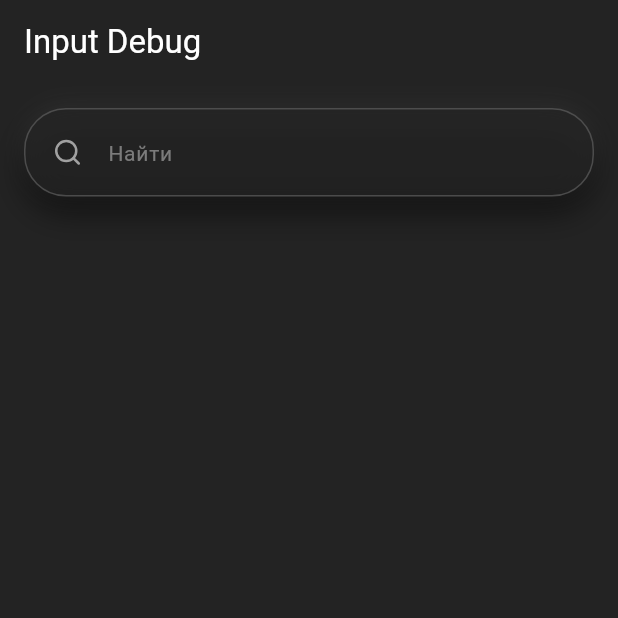
After one commit to Solomon1239/Yandex-Dance-Flutter-App, a Flutter app: the InputDebugPage screen opened by its route, on a phone screen of 412 x 824 dp, the top half of it. The commit adds this screen. Run offline on Flutter 3.47's test engine with Material 3 defaults, Android fonts, the phone set to English and light mode, and no system bars; our stand-ins replace cached_network_image, cloud_firestore, equatable, firebase_auth, firebase_core, firebase_storage and 7 more; missing offline and left inert: video_compress, yx_state; accounts and stored records are empty; Roboto replaces fonts that are missing (Outfit).

Commit message:
Added AppTextField, EmailTextField, PasswordTextField, and SearchTextField widgets for enhanced input handling.

```diff
--- a/lib/app/router/app_router.dart
+++ b/lib/app/router/app_router.dart
@@ -1,4 +1,5 @@
 import 'package:yandex_dance/features/auth/presentation/pages/auth_page.dart';
+import 'package:yandex_dance/features/dev/presentation/pages/input_debug_page.dart';
 import 'package:yandex_dance/features/profile/presentation/pages/edit_profile_page.dart';
 import 'package:yandex_dance/features/profile/presentation/pages/profile_page.dart';
 import 'package:yandex_dance/features/session/presentation/pages/session_gate_page.dart';
@@ -6,10 +7,16 @@ import 'package:yandex_dance/features/style_selection/presentation/pages/style_s
 import 'package:go_router/go_router.dart';
 
 final appRouter = GoRouter(
-  initialLocation: '/',
+  initialLocation: const bool.fromEnvironment('DEV_INPUT')
+      ? '/dev/input'
+      : '/',
   routes: [
     GoRoute(path: '/', builder: (context, state) => const SessionGatePage()),
     GoRoute(path: '/auth', builder: (context, state) => const AuthPage()),
+    GoRoute(
+      path: '/dev/input',
+      builder: (context, state) => const InputDebugPage(),
+    ),
     GoRoute(
       path: '/styles',
       builder: (context, state) => const StyleSelectionPage(),
--- a/lib/core/theme/app_theme.dart
+++ b/lib/core/theme/app_theme.dart
@@ -31,7 +31,7 @@ class AppTheme {
         backgroundColor: Colors.transparent,
         foregroundColor: Colors.white,
       ),
-      cardTheme: CardTheme(
+      cardTheme: CardThemeData(
         color: surface,
         shape: RoundedRectangleBorder(
           borderRadius: BorderRadius.circular(24),
--- a/lib/core/ui/colors/colors.dart
+++ b/lib/core/ui/colors/colors.dart
@@ -9,4 +9,15 @@ class AppColors {
   static const Color pink500 = Color(0xFFEC499A);
   static const Color purple500 = Color(0xFFA855F7);
   static const Color purple600 = Color(0xFF211132);
+
+  // Input (text / cursor / border) semantic palette
+  static const Color inputTextPrimary = gray0;
+  static const Color inputTextSecondary = gray100;
+  static const Color inputTextTertiary = gray200;
+  static const Color inputCursorColor = gray0;
+  static const Color inputHintColor = gray200;
+  static const Color inputBorderInitial = gray100;
+  static const Color inputBorderDisabled = gray200;
+  static const Color inputTextPositive = purple500;
+  static const Color inputTextNegative = pink500;
 }
--- /dev/null
+++ b/lib/core/ui/colors/input_color.dart
@@ -0,0 +1,47 @@
+import 'package:flutter/material.dart';
+import 'package:yandex_dance/core/ui/colors/colors.dart';
+
+enum InputState { initial, typing, filled, disabled, success, error }
+
+class InputColorResolver {
+  final InputState state;
+  final BuildContext context;
+
+  InputColorResolver({required this.state, required this.context});
+
+  // Resolve colors from our palette directly.
+  Color get cursorColor => AppColors.inputCursorColor;
+  Color get hintColor => AppColors.inputHintColor;
+
+  Color get textColor {
+    switch (state) {
+      case InputState.initial:
+        return AppColors.inputTextTertiary;
+      case InputState.typing:
+      case InputState.filled:
+        return AppColors.inputTextPrimary;
+      case InputState.disabled:
+        return AppColors.inputTextTertiary;
+      case InputState.success:
+        return AppColors.inputTextPositive;
+      case InputState.error:
+        return AppColors.inputTextNegative;
+    }
+  }
+
+  Color get borderColor {
+    switch (state) {
+      case InputState.initial:
+        return AppColors.inputBorderInitial;
+      case InputState.typing:
+      case InputState.filled:
+        return AppColors.inputTextPrimary;
+      case InputState.disabled:
+        return AppColors.inputBorderDisabled;
+      case InputState.success:
+        return AppColors.inputTextPositive;
+      case InputState.error:
+        return AppColors.inputTextNegative;
+    }
+  }
+}
--- /dev/null
+++ b/lib/core/ui/typography/app_text_theme.dart
@@ -0,0 +1,10 @@
+import 'package:flutter/material.dart';
+
+class AppTextTheme {
+  static TextStyle _outfit({required double size, required FontWeight weight}) {
+    return TextStyle(fontSize: size, fontWeight: weight, fontFamily: 'Outfit');
+  }
+
+  static final body1Medium18pt = _outfit(size: 18, weight: FontWeight.w500);
+  static final body2Regular14pt = _outfit(size: 14, weight: FontWeight.w400);
+}
--- /dev/null
+++ b/lib/core/ui/widgets/input/app_text_field.dart
@@ -0,0 +1,314 @@
+import 'package:flutter/material.dart';
+import 'package:flutter/services.dart';
+import 'package:flutter_svg/flutter_svg.dart';
+import 'package:yandex_dance/core/ui/colors/colors.dart';
+import 'package:yandex_dance/core/ui/colors/input_color.dart';
+import 'package:yandex_dance/core/ui/typography/app_text_theme.dart';
+import 'package:yandex_dance/core/ui/widgets/input/text_field_suffix_icon.dart';
+
+class AppTextField extends StatefulWidget {
+  const AppTextField({
+    super.key,
+    required this.label,
+    required this.hint,
+    required this.state,
+    this.isPassword = false,
+    this.prefixIcon,
+    this.onChanged,
+    this.onStateChange,
+    required this.contoller,
+    this.validator,
+    this.onValidateExternally,
+    this.onFocusChange,
+    this.onUnfocus,
+    required this.touched,
+    required this.focusNode,
+    this.nextFocusNode,
+    this.isReadOnly,
+    this.onTap,
+    this.isLongText,
+    this.isNumber,
+    this.inputFormatters,
+    this.keyboardType,
+    this.autofillHints,
+    this.textInputAction,
+    this.onSubmitted,
+  });
+
+  final String label;
+  final String hint;
+  final InputState state;
+  final bool isPassword;
+  final String? prefixIcon;
+  final ValueChanged<String>? onChanged;
+  final ValueChanged<InputState>? onStateChange;
+  final TextEditingController contoller;
+  final String? Function(String)? validator;
+  final void Function()? onValidateExternally;
+  final VoidCallback? onFocusChange;
+  final VoidCallback? onUnfocus;
+  final bool touched;
+  final FocusNode focusNode;
+  final FocusNode? nextFocusNode;
+  final bool? isReadOnly;
+  final VoidCallback? onTap;
+  final bool? isLongText;
+  final bool? isNumber;
+  final TextInputFormatter? inputFormatters;
+  final TextInputType? keyboardType;
+  final Iterable<String>? autofillHints;
+  final TextInputAction? textInputAction;
+  final ValueChanged<String>? onSubmitted;
+
+  @override
+  State<AppTextField> createState() => AppTextFieldState();
+}
+
+class AppTextFieldState extends State<AppTextField> {
+  bool _isObscured = true;
+  late InputState _currentState;
+  late VoidCallback _focusListener;
+
+  @override
+  void didUpdateWidget(covariant AppTextField oldWidget) {
+    super.didUpdateWidget(oldWidget);
+
+    final text = widget.contoller.text;
+
+    if (oldWidget.contoller.text != text) {
+      if (widget.validator != null) {
+        final error = widget.validator!(text);
+        _currentState = error == null ? InputState.success : InputState.error;
+      } else {
+        _currentState =
+            text.isNotEmpty ? InputState.filled : InputState.initial;
+      }
+
+      setState(() {});
+    }
+  }
+
+  @override
+  void initState() {
+    super.initState();
+    _currentState = widget.state;
+
+    _focusListener = () {
+      if (!mounted) return;
+
+      if (widget.focusNode.hasFocus) {
+        setState(() => _currentState = InputState.typing);
+        widget.onStateChange?.call(InputState.typing);
+        widget.onFocusChange?.call();
+      } else {
+        widget.onUnfocus?.call();
+
+        final text = widget.contoller.text;
+
+        if (widget.validator != null) {
+          final error = widget.validator!(text);
+          _currentState = error == null ? InputState.success : InputState.error;
+        } else {
+          _currentState =
+              text.isNotEmpty ? InputState.filled : InputState.initial;
+        }
+
+        setState(() {});
+        widget.onStateChange?.call(_currentState);
+      }
+    };
+    widget.focusNode.addListener(_focusListener);
+    _isObscured = widget.isPassword;
+  }
+
+  @override
+  void dispose() {
+    widget.focusNode.removeListener(_focusListener);
+    super.dispose();
+  }
+
+  bool validateExternally() {
+    if (widget.validator != null) {
+      final error = widget.validator!(widget.contoller.text);
+      setState(() {
+        _currentState = error == null ? InputState.success : InputState.error;
+      });
+      widget.onStateChange?.call(_currentState);
+      return error == null;
+    }
+    return true;
+  }
+
+  void updateState(InputState newState) {
+    setState(() {
+      _currentState = newState;
+    });
+    widget.onStateChange?.call(newState);
+  }
+
+  @override
+  Widget build(BuildContext context) {
+    final resolver = InputColorResolver(state: _currentState, context: context);
+    final radius = BorderRadius.circular(28);
+    final borderColor =
+        _currentState == InputState.typing
+            ? resolver.textColor
+            : AppColors.gray300;
+    final errorText =
+        !widget.focusNode.hasFocus &&
+                _currentState == InputState.error &&
+                widget.touched &&
+                widget.validator != null
+            ? widget.validator!(widget.contoller.text)
+            : null;
+
+    return Column(
+      crossAxisAlignment: CrossAxisAlignment.stretch,
+      children: [
+        DecoratedBox(
+          decoration: BoxDecoration(
+            borderRadius: radius,
+            color: AppColors.gray400.withValues(alpha: 0.70),
+            border: Border.all(
+              color: borderColor.withValues(alpha: 0.55),
+              width: 1,
+            ),
+            boxShadow: [
+              BoxShadow(
+                color: Colors.black.withValues(alpha: 0.55),
+                blurRadius: 18,
+                offset: const Offset(0, 10),
+              ),
+              BoxShadow(
+                color: Colors.white.withValues(alpha: 0.06),
+                blurRadius: 12,
+                offset: const Offset(0, -2),
+              ),
+            ],
+          ),
+          child: ClipRRect(
+            borderRadius: radius,
+            child: TextFormField(
+          inputFormatters:
+              widget.isNumber == true
+                  ? [FilteringTextInputFormatter.allow(RegExp(r'[0-9+]'))]
+                  : [],
+          maxLines: widget.isLongText == true ? null : 1,
+          keyboardType:
+              widget.keyboardType ??
+              (widget.isNumber == true ? TextInputType.phone : null),
+          autofillHints: widget.autofillHints,
+          textInputAction: widget.textInputAction,
+          onTap: widget.onTap,
+          readOnly: widget.isReadOnly ?? false,
+          controller: widget.contoller,
+          focusNode: widget.focusNode,
+          obscureText: widget.isPassword ? _isObscured : false,
+          obscuringCharacter: '*',
+          cursorColor: resolver.cursorColor,
+          cursorHeight: 20,
+          cursorWidth: 1,
+          onChanged: (value) {
+            widget.onChanged?.call(value);
+
+            if (widget.validator != null) {
+              final error = widget.validator!(value);
+
+              final newState =
+                  error == null ? InputState.success : InputState.error;
+
+              widget.onStateChange?.call(newState);
+            }
+          },
+          style: AppTextTheme.body1Medium18pt.copyWith(
+            color: resolver.textColor,
+          ),
+          onFieldSubmitted: (_) {
+            widget.onSubmitted?.call(widget.contoller.text);
+            if (widget.onValidateExternally != null) {
+              widget.onValidateExternally!();
+            }
+            if (widget.nextFocusNode != null) {
+              FocusScope.of(context).requestFocus(widget.nextFocusNode);
+            } else {
+              FocusScope.of(context).unfocus();
+            }
+          },
+          decoration: InputDecoration(
+            isDense: true,
+            filled: false,
+            border: InputBorder.none,
+            enabledBorder: InputBorder.none,
+            focusedBorder: InputBorder.none,
+            errorBorder: InputBorder.none,
+            prefixIconConstraints: const BoxConstraints(
+              minWidth: 52,
+              minHeight: 52,
+            ),
+            prefixIcon:
+                widget.prefixIcon == null
+                    ? null
+                    : Center(
+                      widthFactor: 1,
+                      heightFactor: 1,
+                      child: Padding(
+                        padding: const EdgeInsets.only(left: 16, right: 10),
+                        child: SvgPicture.asset(
+                          widget.prefixIcon!,
+                          width: 20,
+                          height: 20,
+                          colorFilter: ColorFilter.mode(
+                            AppColors.gray100,
+                            BlendMode.srcIn,
+                          ),
+                        ),
+                      ),
+                    ),
+            suffixIconConstraints: const BoxConstraints(
+              minWidth: 52,
+              minHeight: 52,
+            ),
+            contentPadding: const EdgeInsets.symmetric(
+              horizontal: 16,
+              vertical: 16,
+            ),
+            suffixIcon: Padding(
+              padding: const EdgeInsets.only(left: 8, right: 12),
+              child: TextFieldSuffixIcon(
+                isPassword: widget.isPassword,
+                isObscured: _isObscured,
+                currentState: _currentState,
+                onToggleObscure: () {
+                  setState(() {
+                    _isObscured = !_isObscured;
+                  });
+                },
+              ),
+            ),
+            hintText: widget.hint,
+            hintStyle: AppTextTheme.body2Regular14pt.copyWith(
+              color: AppColors.gray100.withValues(alpha: 0.70),
+            ),
+            labelStyle: AppTextTheme.body2Regular14pt.copyWith(
+              color: AppColors.gray100,
+            ),
+          ),
+            ),
+          ),
+        ),
+        if (errorText != null) ...[
+          const SizedBox(height: 8),
+          Padding(
+            padding: const EdgeInsets.symmetric(horizontal: 16),
+            child: Text(
+              errorText,
+              style: AppTextTheme.body2Regular14pt.copyWith(
+                color: AppColors.inputTextNegative,
+              ),
+            ),
+          ),
+        ],
+      ],
+    );
+  }
+}
--- /dev/null
+++ b/lib/core/ui/widgets/input/text_field_suffix_icon.dart
@@ -0,0 +1,58 @@
+import 'package:flutter/material.dart';
+import 'package:yandex_dance/core/ui/colors/colors.dart';
+import 'package:yandex_dance/core/ui/colors/input_color.dart';
+
+class TextFieldSuffixIcon extends StatelessWidget {
+  const TextFieldSuffixIcon({
+    super.key,
+    required this.isPassword,
+    required this.isObscured,
+    required this.currentState,
+    required this.onToggleObscure,
+  });
+
+  final bool isPassword;
+  final bool isObscured;
+  final InputState currentState;
+  final VoidCallback onToggleObscure;
+
+  @override
+  Widget build(BuildContext context) {
+    final resolver = InputColorResolver(state: currentState, context: context);
+
+    if (currentState == InputState.success) {
+      return IconButton(
+        padding: EdgeInsets.zero,
+        constraints: const BoxConstraints(
+          minWidth: 20,
+          minHeight: 20,
+          maxWidth: 20,
+          maxHeight: 20,
+        ),
+        onPressed: () {},
+        icon: Icon(Icons.check, color: AppColors.gray100),
+      );
+    }
+
+    if (isPassword) {
+      return IconButton(
+        padding: EdgeInsets.zero,
+        constraints: const BoxConstraints(
+          minWidth: 20,
+          minHeight: 20,
+          maxWidth: 20,
+          maxHeight: 20,
+        ),
+        splashColor: Colors.transparent,
+        highlightColor: Colors.transparent,
+        onPressed: onToggleObscure,
+        icon: Icon(
+          isObscured ? Icons.visibility_off : Icons.visibility,
+          color: resolver.textColor,
+        ),
+      );
+    }
+
+    return SizedBox.shrink();
+  }
+}
--- /dev/null
+++ b/lib/dance_app.dart
@@ -0,0 +1,11 @@
+import 'package:flutter/material.dart';
+import 'package:yandex_dance/features/test_app.dart';
+
+class DanceApp extends StatelessWidget {
+  const DanceApp({super.key});
+
+  @override
+  Widget build(BuildContext context) {
+    return MaterialApp(home: TestApp());
+  }
+}
--- /dev/null
+++ b/lib/features/dev/presentation/pages/input_debug_page.dart
@@ -0,0 +1,66 @@
+import 'package:flutter/material.dart';
+import 'package:yandex_dance/core/ui/colors/input_color.dart';
+import 'package:yandex_dance/core/ui/icons/app_icons.dart';
+import 'package:yandex_dance/core/ui/widgets/input/app_text_field.dart';
+
+class InputDebugPage extends StatefulWidget {
+  const InputDebugPage({super.key});
+
+  @override
+  State<InputDebugPage> createState() => _InputDebugPageState();
+}
+
+class _InputDebugPageState extends State<InputDebugPage> {
+  final _searchController = TextEditingController();
+  final _simpleController = TextEditingController();
+  final _emailController = TextEditingController();
+  final _passwordController = TextEditingController();
+
+  final _searchFocusNode = FocusNode();
+  final _simpleFocusNode = FocusNode();
+  final _emailFocusNode = FocusNode();
+  final _passwordFocusNode = FocusNode();
+  bool _touched = false;
+
+  @override
+  void dispose() {
+    _searchController.dispose();
+    _simpleController.dispose();
+    _emailController.dispose();
+    _passwordController.dispose();
+    _searchFocusNode.dispose();
+    _simpleFocusNode.dispose();
+    _emailFocusNode.dispose();
+    _passwordFocusNode.dispose();
+    super.dispose();
+  }
+
+  @override
+  Widget build(BuildContext context) {
+    return Scaffold(
+      appBar: AppBar(title: const Text('Input Debug')),
+      body: Padding(
+        padding: const EdgeInsets.all(16),
+        child: Column(
+          crossAxisAlignment: CrossAxisAlignment.stretch,
+          children: [
+            AppTextField(
+              label: 'Simple',
+              hint: 'Найти',
+              state: InputState.initial,
+              prefixIcon: AppIcons.search,
+              contoller: _simpleController,
+              focusNode: _simpleFocusNode,
+              touched: _touched,
+              onChanged: (_) => setState(() => _touched = true),
+              onFocusChange: () => setState(() => _touched = true),
+              onUnfocus: () => setState(() => _touched = true),
+              nextFocusNode: _emailFocusNode,
+            ),
+            const SizedBox(height: 12),
+          ],
+        ),
+      ),
+    );
+  }
+}
--- /dev/null
+++ b/lib/features/test_app.dart
@@ -0,0 +1,29 @@
+import 'package:flutter/material.dart';
+import 'package:yandex_dance/core/ui/colors/input_color.dart';
+import 'package:yandex_dance/core/ui/icons/app_icons.dart';
+import 'package:yandex_dance/core/ui/widgets/input/app_text_field.dart';
+
+class TestApp extends StatelessWidget {
+  const TestApp({super.key});
+
+  @override
+  Widget build(BuildContext context) {
+    final InputState state = InputState.typing;
+    final TextEditingController contoller = TextEditingController();
+    final FocusNode focusNode = FocusNode();
+    final bool touched = true;
+    return Scaffold(
+      body: Center(
+        child: AppTextField(
+          label: "label",
+          hint: "hint",
+          state: state,
+          prefixIcon: AppIcons.mail,
+          contoller: contoller,
+          touched: touched,
+          focusNode: focusNode,
+        ),
+      ),
+    );
+  }
+}
--- a/pubspec.yaml
+++ b/pubspec.yaml
@@ -41,7 +41,7 @@ dependencies:
   google_sign_in: ^7.2.0
   sign_in_with_apple: ^7.0.1
   get_it: ^9.2.1
-  go_router: ^17.0.0
+  go_router: ^17.1.0
   yx_state: ^1.0.0
   yx_state_flutter: ^1.0.0
   equatable: ^2.0.8
@@ -79,8 +79,8 @@ flutter:
   uses-material-design: true
 
   # To add assets to your application, add an assets section, like this:
-  # assets:
-  #   - images/a_dot_burr.jpeg
+  assets:
+    - assets/icons/
   #   - images/a_dot_ham.jpeg
 
   # An image asset can refer to one or more resolution-specific "variants", see
```
Also changed, not shown: pubspec.lock, 2 other files.
